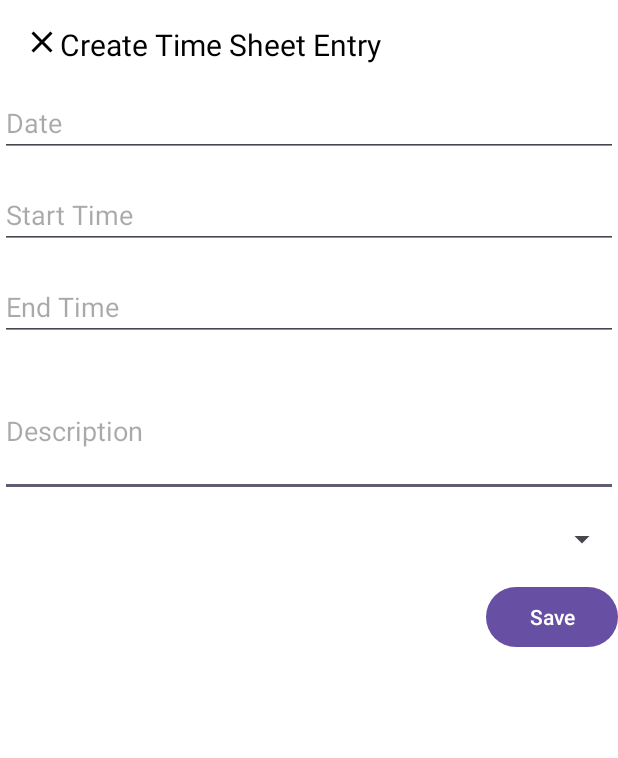
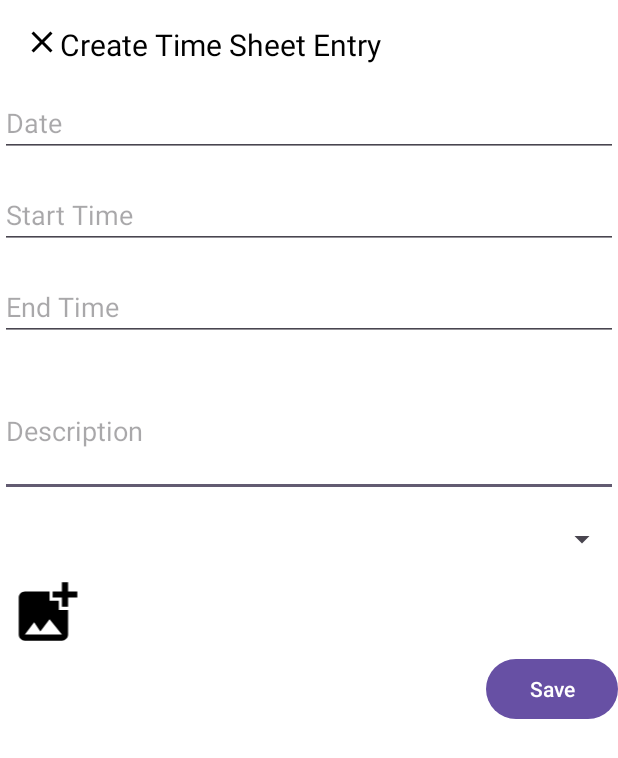
Before and after one commit to ST10089515/TymeMA_groupB, an Android app built with Jetpack Compose: the Main_menu screen opened directly, with no data from a screen before it, after a tap on an icon or button, on a phone screen of 412 x 824 dp. Shown: the top 758 px of the screen. Run offline under Robolectric (Android 15) with nearby library versions, the phone set to English and light mode, and no system bars; libraries missing offline, so code that uses them is left out: com.github.drjacky.imagepicker.

Commit message:
added functionality to pick image from camera or gallery

```diff
--- a/app/build.gradle.kts
+++ b/app/build.gradle.kts
@@ -67,6 +67,7 @@ dependencies {
     implementation("androidx.compose.ui:ui-tooling-preview")
     implementation("androidx.compose.material3:material3")
     implementation(platform("androidx.compose:compose-bom:2023.08.00"))
+    implementation ("com.github.Drjacky:ImagePicker:2.3.22")
     testImplementation("junit:junit:4.13.2")
     androidTestImplementation("androidx.test.ext:junit:1.1.5")
     androidTestImplementation("androidx.test.espresso:espresso-core:3.5.1")
--- a/app/src/main/java/com/example/tymema_v1/EntryDetails.kt
+++ b/app/src/main/java/com/example/tymema_v1/EntryDetails.kt
@@ -1,7 +1,9 @@
 package com.example.tymema_v1
 
+import android.net.Uri
 import androidx.appcompat.app.AppCompatActivity
 import android.os.Bundle
+import android.widget.ImageView
 import android.widget.TextView
 
 class EntryDetails : AppCompatActivity() {
@@ -17,6 +19,7 @@ class EntryDetails : AppCompatActivity() {
         val descriptionTextView: TextView = findViewById(R.id.entry_description)
         val starttimeTextView: TextView = findViewById(R.id.entry_starttime)
         val endtimeTextView: TextView = findViewById(R.id.entry_endtime)
+        val entryImageView: ImageView = findViewById(R.id.entry_image)
 
         // Set the data to the TextViews
         dateTextView.text = entry.date
@@ -24,5 +27,8 @@ class EntryDetails : AppCompatActivity() {
         descriptionTextView.text = entry.description
         starttimeTextView.text = entry.startTime
         endtimeTextView.text = entry.endTime
+        entry.imagePath?.let {
+            entryImageView.setImageURI(Uri.parse(it))
+        }
     }
 }
--- a/app/src/main/java/com/example/tymema_v1/TimeSheetEntries.kt
+++ b/app/src/main/java/com/example/tymema_v1/TimeSheetEntries.kt
@@ -7,7 +7,8 @@ class TimeSheetEntries(
     var startTime: String = "",
     var endTime: String = "",
     var description: String = "",
-    var category: List<String> = listOf()
+    var category: List<String> = listOf(),
+    var imagePath: String? = null
 ) : Serializable
 {
     companion object {
--- /dev/null
+++ b/app/src/main/res/drawable/ic_add_photo.xml
@@ -0,0 +1,5 @@
+<vector android:height="24dp" android:tint="#000000"
+    android:viewportHeight="24" android:viewportWidth="24"
+    android:width="24dp" xmlns:android="http://schemas.android.com/apk/res/android">
+    <path android:fillColor="@android:color/white" android:pathData="M19,7v2.99s-1.99,0.01 -2,0L17,7h-3s0.01,-1.99 0,-2h3L17,2h2v3h3v2h-3zM16,11L16,8h-3L13,5L5,5c-1.1,0 -2,0.9 -2,2v12c0,1.1 0.9,2 2,2h12c1.1,0 2,-0.9 2,-2v-8h-3zM5,19l3,-4 2,3 3,-4 4,5L5,19z"/>
+</vector>
--- a/app/src/main/res/layout/activity_create_time_sheet_entry.xml
+++ b/app/src/main/res/layout/activity_create_time_sheet_entry.xml
@@ -10,22 +10,22 @@
         android:id="@+id/closeButton"
         android:layout_width="wrap_content"
         android:layout_height="wrap_content"
+        android:layout_marginStart="16dp"
+        android:layout_marginTop="16dp"
+        android:contentDescription="Close Button"
         android:src="@drawable/ic_close"
-        android:layout_marginTop="16dp"
-        android:layout_marginStart="16dp"
         app:layout_constraintStart_toStartOf="parent"
-        app:layout_constraintTop_toTopOf="parent"
-        android:contentDescription="Close Button"/>
+        app:layout_constraintTop_toTopOf="parent" />
 
     <TextView
         android:id="@+id/textViewTitle"
         android:layout_width="wrap_content"
         android:layout_height="wrap_content"
-        android:text="Create Time Sheet Entry"
-        android:textSize="20sp"
         android:layout_marginTop="16dp"
         android:layout_marginEnd="16dp"
+        android:text="Create Time Sheet Entry"
         android:textColor="@android:color/black"
+        android:textSize="20sp"
         app:layout_constraintStart_toEndOf="@id/closeButton"
         app:layout_constraintTop_toTopOf="parent" />
 
@@ -36,11 +36,11 @@
         android:layout_width="0dp"
         android:layout_height="wrap_content"
         android:layout_marginTop="16dp"
-        android:hint="Date"
-        android:onClick="onClick"
         android:clickable="true"
         android:focusable="false"
+        android:hint="Date"
         android:inputType="date"
+        android:onClick="onClick"
         app:layout_constraintEnd_toEndOf="parent"
         app:layout_constraintStart_toStartOf="parent"
         app:layout_constraintTop_toBottomOf="@+id/textViewTitle" />
@@ -51,11 +51,11 @@
         android:layout_width="0dp"
         android:layout_height="wrap_content"
         android:layout_marginTop="16dp"
-        android:hint="Start Time"
-        android:onClick="onClick"
         android:clickable="true"
         android:focusable="false"
+        android:hint="Start Time"
         android:inputType="time"
+        android:onClick="onClick"
         app:layout_constraintEnd_toEndOf="parent"
         app:layout_constraintStart_toStartOf="parent"
         app:layout_constraintTop_toBottomOf="@+id/editTextDate" />
@@ -66,11 +66,11 @@
         android:layout_width="0dp"
         android:layout_height="wrap_content"
         android:layout_marginTop="16dp"
-        android:hint="End Time"
-        android:onClick="onClick"
         android:clickable="true"
         android:focusable="false"
+        android:hint="End Time"
         android:inputType="time"
+        android:onClick="onClick"
         app:layout_constraintEnd_toEndOf="parent"
         app:layout_constraintStart_toStartOf="parent"
         app:layout_constraintTop_toBottomOf="@+id/editTextStartTime" />
@@ -104,9 +104,19 @@
         android:id="@+id/buttonSave"
         android:layout_width="wrap_content"
         android:layout_height="wrap_content"
-        android:layout_marginTop="16dp"
+        android:layout_marginTop="64dp"
         android:text="Save"
         app:layout_constraintEnd_toEndOf="parent"
         app:layout_constraintTop_toBottomOf="@+id/spinnerCategory" />
 
+    <ImageView
+        android:id="@+id/imageButton"
+        android:layout_width="54dp"
+        android:layout_height="49dp"
+        android:layout_marginStart="4dp"
+        android:layout_marginTop="384dp"
+        app:layout_constraintStart_toStartOf="parent"
+        app:layout_constraintTop_toTopOf="parent"
+        app:srcCompat="@drawable/ic_add_photo" />
+
 </androidx.constraintlayout.widget.ConstraintLayout>
--- a/settings.gradle.kts
+++ b/settings.gradle.kts
@@ -9,7 +9,8 @@ dependencyResolutionManagement {
     repositoriesMode.set(RepositoriesMode.FAIL_ON_PROJECT_REPOS)
     repositories {
         google()
-        mavenCentral()
+        mavenCentral() // For ImagePicker library, this line is enough. Although, it has been published on jitpack as well
+        maven { url = uri("https://jitpack.io") }
     }
 }
 
```
Also changed, not shown: app/src/main/AndroidManifest.xml (+10 -0 lines), app/src/main/java/com/example/tymema_v1/CreateTimeSheetEntry.kt (+126 -26 lines), app/src/main/res/layout/activity_entry_details.xml (+20 -10 lines).
